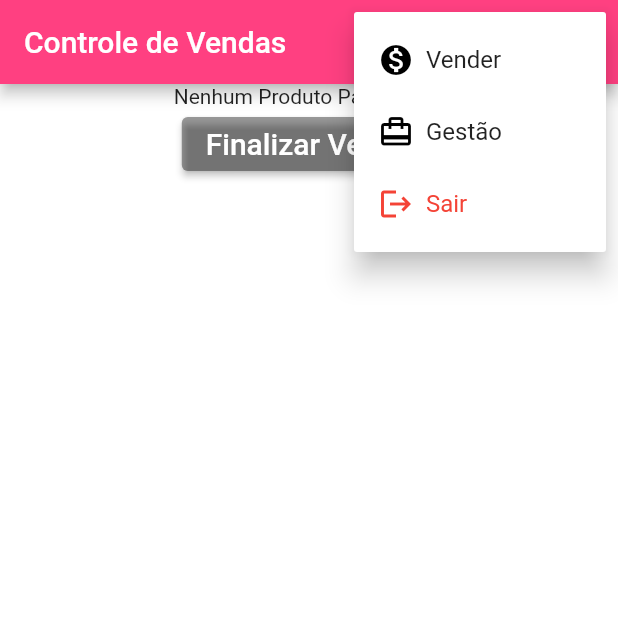
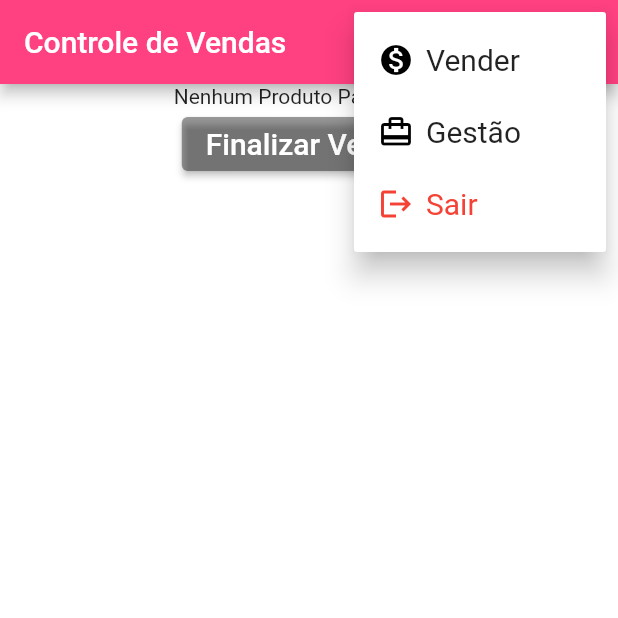
Before and after one commit to silvez4/GestaodaBali, a Flutter app: the screen it shows once a user with an empty profile is signed in, after a tap on the "menu" icon, on a phone screen of 412 x 824 dp, the top half of it. Run offline on Flutter 3.47's test engine with Material 2 defaults, Android fonts, the phone set to English and light mode, and no system bars; our stand-ins replace cloud_firestore, firebase_auth, firebase_core, google_sign_in; accounts and stored records are empty; statements that could not run were skipped.

Commit message:
Consistência Alteração de dados && UI
- Função de Banco Correta na Main para atualização de Estoque
- Alteração de Tamanho de Fontes no Menu

```diff
--- a/lib/views/gestao_screen.dart
+++ b/lib/views/gestao_screen.dart
@@ -55,6 +55,7 @@ final opcoesMenu = [
           padding: EdgeInsets.only(left: 8.0),
           child: Text(
             'Vender',
+            style: TextStyle(fontSize: 20),
           ),
         ),
       ],
@@ -70,7 +71,10 @@ final opcoesMenu = [
         ),
         Padding(
           padding: EdgeInsets.only(left: 8.0),
-          child: Text('Gestão'),
+          child: Text(
+            'Gestão',
+            style: TextStyle(fontSize: 20),
+          ),
         ),
       ],
     ),
@@ -87,7 +91,7 @@ final opcoesMenu = [
           padding: EdgeInsets.only(left: 8.0),
           child: Text(
             'Sair',
-            style: TextStyle(color: corBtnMenuAppBarlogout),
+            style: TextStyle(fontSize: 20, color: corBtnMenuAppBarlogout),
           ),
         ),
       ],
--- a/lib/views/home.dart
+++ b/lib/views/home.dart
@@ -15,11 +15,14 @@ class HomeScreen extends StatefulWidget {
 
 //region Cores
 const corBtnMenuAppBar = Colors.black;
+
 const corBtnMenuAppBarlogout = Colors.red;
+
 final corBtn = ElevatedButton.styleFrom(
   primary: Colors.pinkAccent,
   onPrimary: Colors.white,
 );
+
 final corBtnDisable = ElevatedButton.styleFrom(
   primary: Colors.black38,
   onPrimary: Colors.white,
@@ -58,6 +61,7 @@ final opcoesMenu = [
           padding: EdgeInsets.only(left: 8.0),
           child: Text(
             'Vender',
+            style: TextStyle(fontSize: 20),
           ),
         ),
       ],
@@ -73,7 +77,10 @@ final opcoesMenu = [
         ),
         Padding(
           padding: EdgeInsets.only(left: 8.0),
-          child: Text('Gestão'),
+          child: Text(
+            'Gestão',
+            style: TextStyle(fontSize: 20),
+          ),
         ),
       ],
     ),
@@ -90,7 +97,7 @@ final opcoesMenu = [
           padding: EdgeInsets.only(left: 8.0),
           child: Text(
             'Sair',
-            style: TextStyle(color: corBtnMenuAppBarlogout),
+            style: TextStyle(fontSize: 20, color: corBtnMenuAppBarlogout),
           ),
         ),
       ],
@@ -392,7 +399,7 @@ class _HomeScreenState extends State<HomeScreen> {
                       _setorFinal = 'Outros';
                     }
                     await addVenda(carrinho, _setorFinal, _clienteFinal);
-                    updateEstoque(estoque);
+                    updateCooler(estoque);
                     carrinho.clear();
                     _clienteFinal = '';
                     _setorFinal = '';
```
